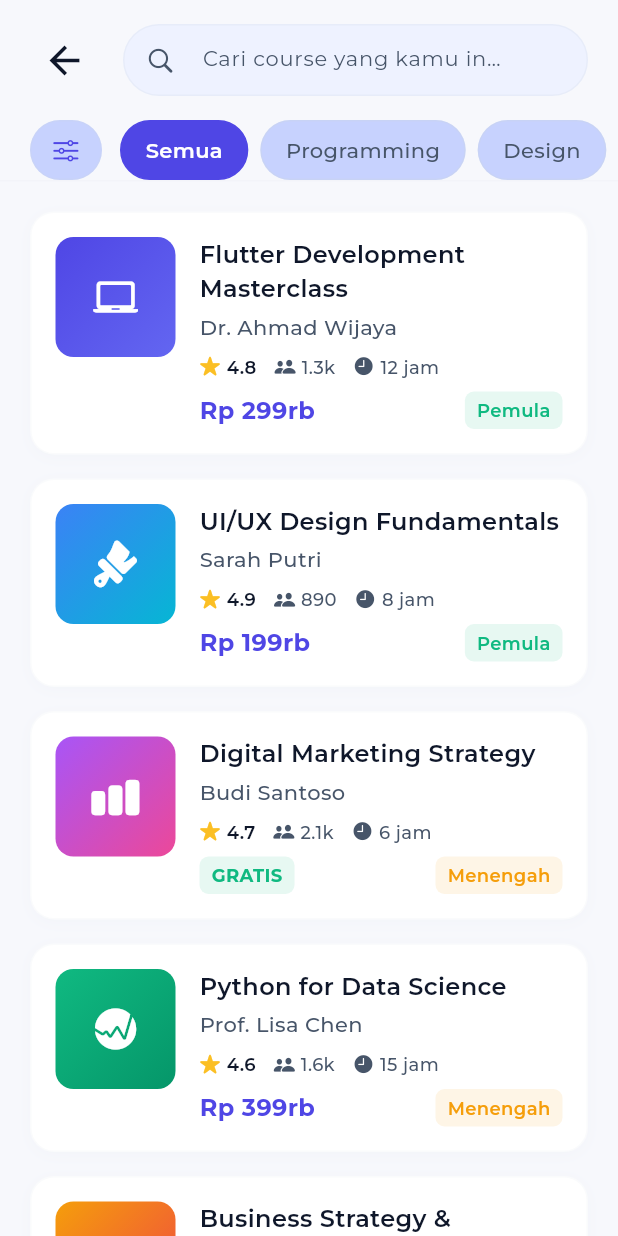
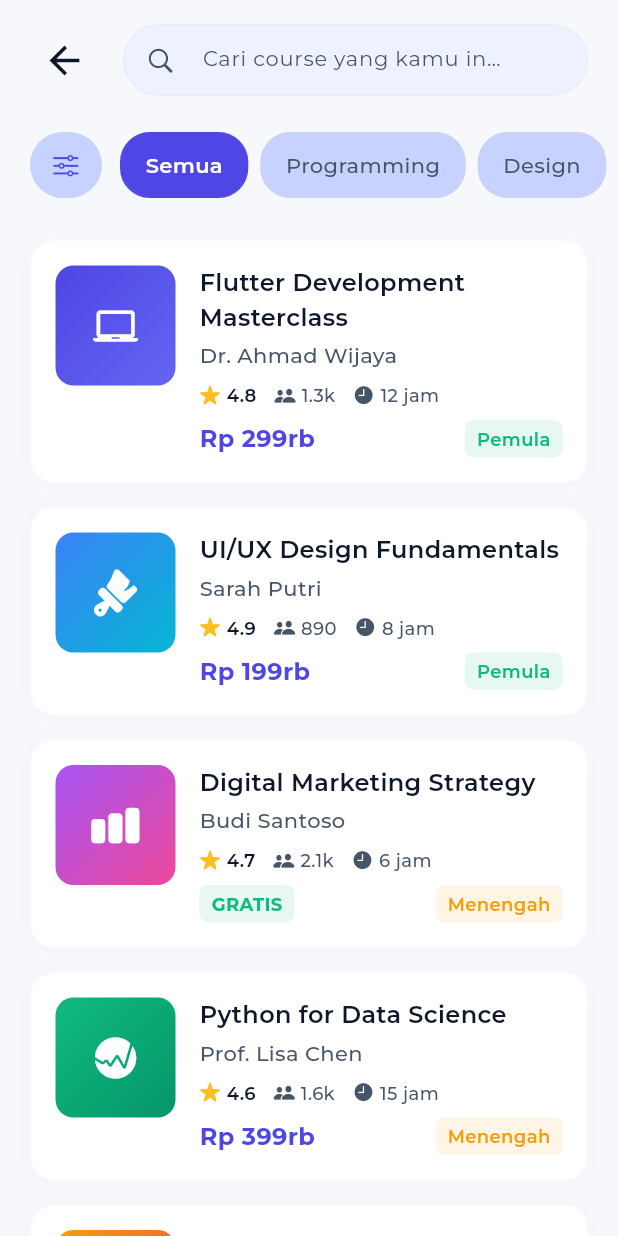
Before and after one commit to iqbalbayuaji/Karirvana, a Flutter app: the CourseStoreMainView screen opened by its route, on a phone screen of 412 x 824 dp. Run offline on Flutter 3.47's test engine with Material 3 defaults, Android fonts, the light colour scheme and no system bars; our stand-ins replace carousel_slider, firebase_auth, firebase_core, get, pie_chart, smooth_page_indicator and 1 more; accounts and stored records are empty.

Commit message:
[+] Remake filter course_store_main

```diff
--- a/lib/app/modules/course_store_main/local_widgets/filter_chip.dart
+++ b/lib/app/modules/course_store_main/local_widgets/filter_chip.dart
@@ -19,6 +19,7 @@ class CustomFilterChip extends StatelessWidget {
       onTap: onTap,
       child: AnimatedContainer(
         duration: Duration(milliseconds: 200),
+        margin: EdgeInsets.symmetric(vertical: 8),
         padding: EdgeInsets.symmetric(horizontal: 16, vertical: 8),
         decoration: BoxDecoration(
           color: isSelected ? AppColors.primary : AppColors.primaryContainer,
--- a/lib/app/modules/course_store_main/views/course_store_main_view.dart
+++ b/lib/app/modules/course_store_main/views/course_store_main_view.dart
@@ -93,7 +93,7 @@ class CourseStoreMainView extends GetView<CourseStoreMainController> {
 
             // Filter Section
             Container(
-              height: 40,
+              height: 60,
               child: ListView.builder(
                 scrollDirection: Axis.horizontal,
                 padding: EdgeInsets.symmetric(horizontal: 20),
@@ -103,6 +103,7 @@ class CourseStoreMainView extends GetView<CourseStoreMainController> {
                     return Padding(
                       padding: EdgeInsets.only(right: 12),
                       child: Container(
+                        margin: EdgeInsets.symmetric(vertical: 8),
                         width: 48,
                         height: 48,
                         decoration: BoxDecoration(
@@ -133,12 +134,6 @@ class CourseStoreMainView extends GetView<CourseStoreMainController> {
                   );
                 },
               ),
-            ),
-
-            // Divider
-            Container(
-              height: 1,
-              color: AppColors.outline.withOpacity(0.1),
             ),
 
             // Course List
```
